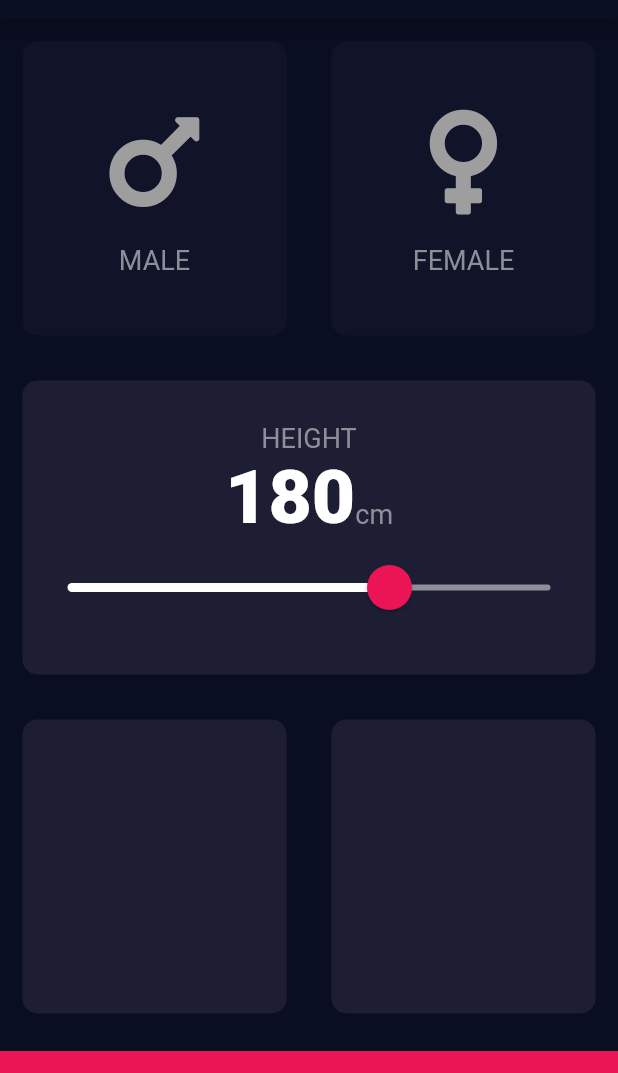
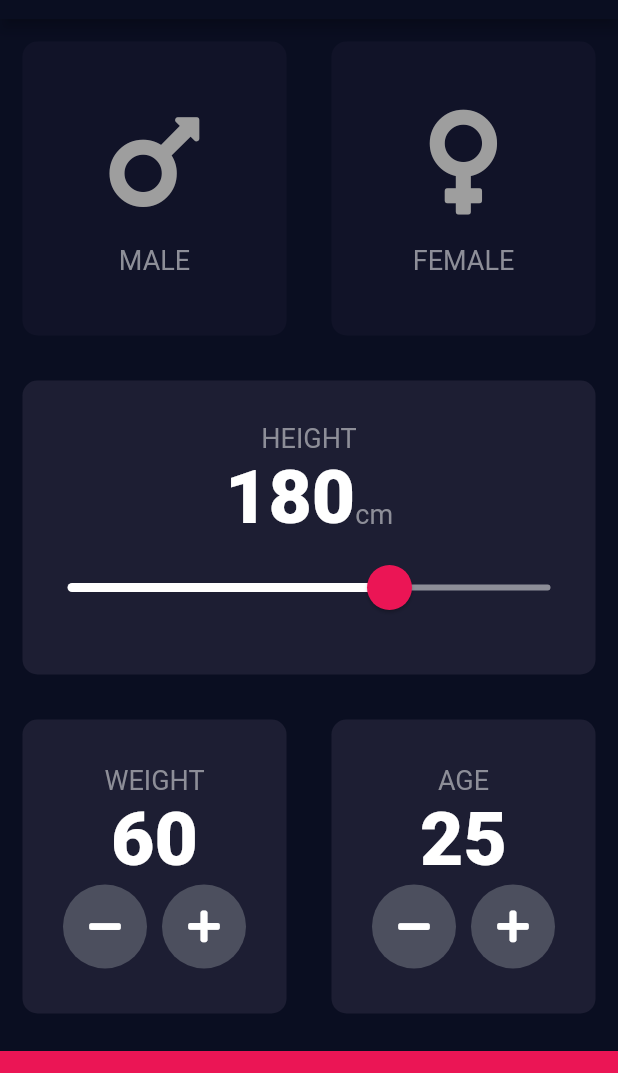
Before and after one commit to nonbeing/bmi-calculator-flutter, a Flutter app: the screen it shows after launch, on a phone screen of 412 x 824 dp, the part 65-1138 px from its top. Run offline on Flutter 3.47's test engine with Material 2 defaults, Android fonts, the phone set to English and light mode, and no system bars; our stand-ins replace font_awesome_flutter.

```diff
--- a/lib/input_page.dart
+++ b/lib/input_page.dart
@@ -14,6 +14,8 @@ class InputPage extends StatefulWidget {
 class _InputPageState extends State<InputPage> {
   Gender selectedGender;
   int height = 180;
+  int weight = 60;
+  int age = 25;
 
   @override
   Widget build(BuildContext context) {
@@ -116,11 +118,79 @@ class _InputPageState extends State<InputPage> {
                 Expanded(
                   child: ReusableCard(
                     cardColor: kActiveCardColor,
+                    cardChild: Column(
+                      mainAxisAlignment: MainAxisAlignment.center,
+                      children: <Widget>[
+                        Text(
+                          'WEIGHT',
+                          style: kLabelTextStyle,
+                        ),
+                        Text(weight.toString(), style: kNumberStyle),
+                        Row(
+                          mainAxisAlignment: MainAxisAlignment.center,
+                          children: <Widget>[
+                            RoundIconButton(
+                              icon: FontAwesomeIcons.minus,
+                              onPressAction: () {
+                                setState(() {
+                                  weight--;
+                                });
+                              },
+                            ),
+                            SizedBox(
+                              width: 10.0,
+                            ),
+                            RoundIconButton(
+                              icon: FontAwesomeIcons.plus,
+                              onPressAction: () {
+                                setState(() {
+                                  weight++;
+                                });
+                              },
+                            ),
+                          ],
+                        ),
+                      ],
+                    ),
                   ),
                 ),
                 Expanded(
                   child: ReusableCard(
                     cardColor: kActiveCardColor,
+                    cardChild: Column(
+                      mainAxisAlignment: MainAxisAlignment.center,
+                      children: <Widget>[
+                        Text(
+                          'AGE',
+                          style: kLabelTextStyle,
+                        ),
+                        Text(age.toString(), style: kNumberStyle),
+                        Row(
+                          mainAxisAlignment: MainAxisAlignment.center,
+                          children: <Widget>[
+                            RoundIconButton(
+                              icon: FontAwesomeIcons.minus,
+                              onPressAction: () {
+                                setState(() {
+                                  age--;
+                                });
+                              },
+                            ),
+                            SizedBox(
+                              width: 10.0,
+                            ),
+                            RoundIconButton(
+                              icon: FontAwesomeIcons.plus,
+                              onPressAction: () {
+                                setState(() {
+                                  age++;
+                                });
+                              },
+                            ),
+                          ],
+                        ),
+                      ],
+                    ),
                   ),
                 ),
               ],
@@ -136,3 +206,25 @@ class _InputPageState extends State<InputPage> {
     );
   }
 }
+
+class RoundIconButton extends StatelessWidget {
+  final IconData icon;
+  final Function onPressAction;
+
+  RoundIconButton({@required this.icon, @required this.onPressAction});
+
+  @override
+  Widget build(BuildContext context) {
+    return RawMaterialButton(
+      onPressed: onPressAction,
+      child: Icon(
+        icon,
+        color: Colors.white,
+      ),
+      constraints: BoxConstraints.tightFor(width: 56.0, height: 56.0),
+      elevation: 0.0,
+      shape: CircleBorder(),
+      fillColor: Color(0xFF4c4f5e),
+    );
+  }
+}
```
